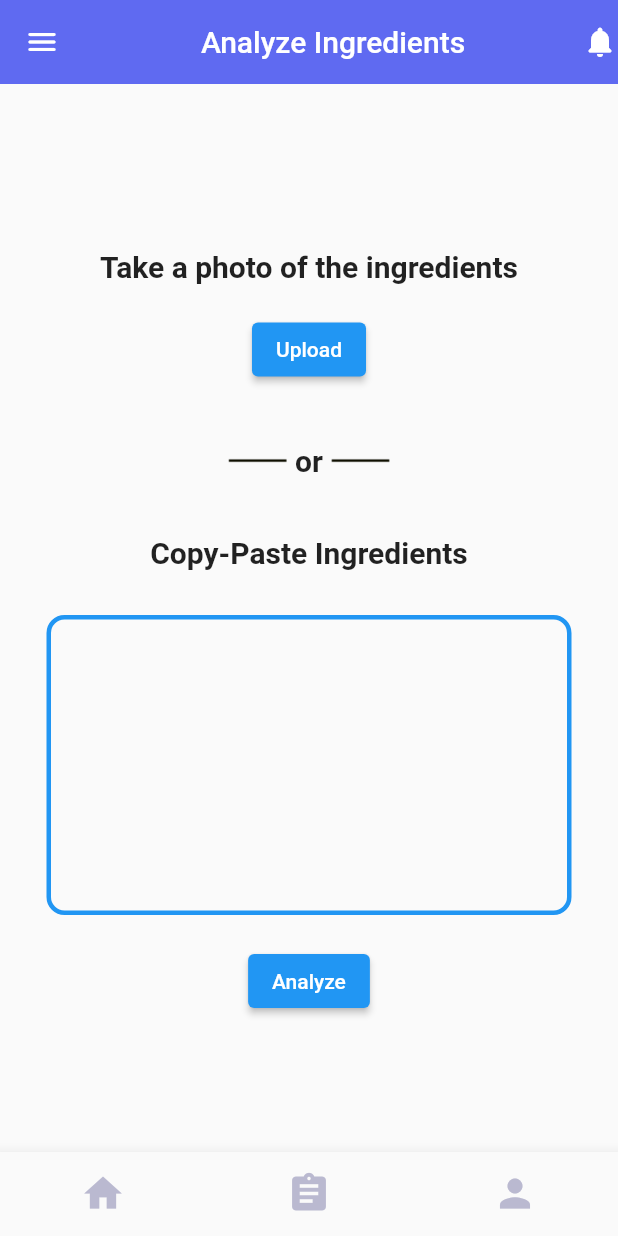
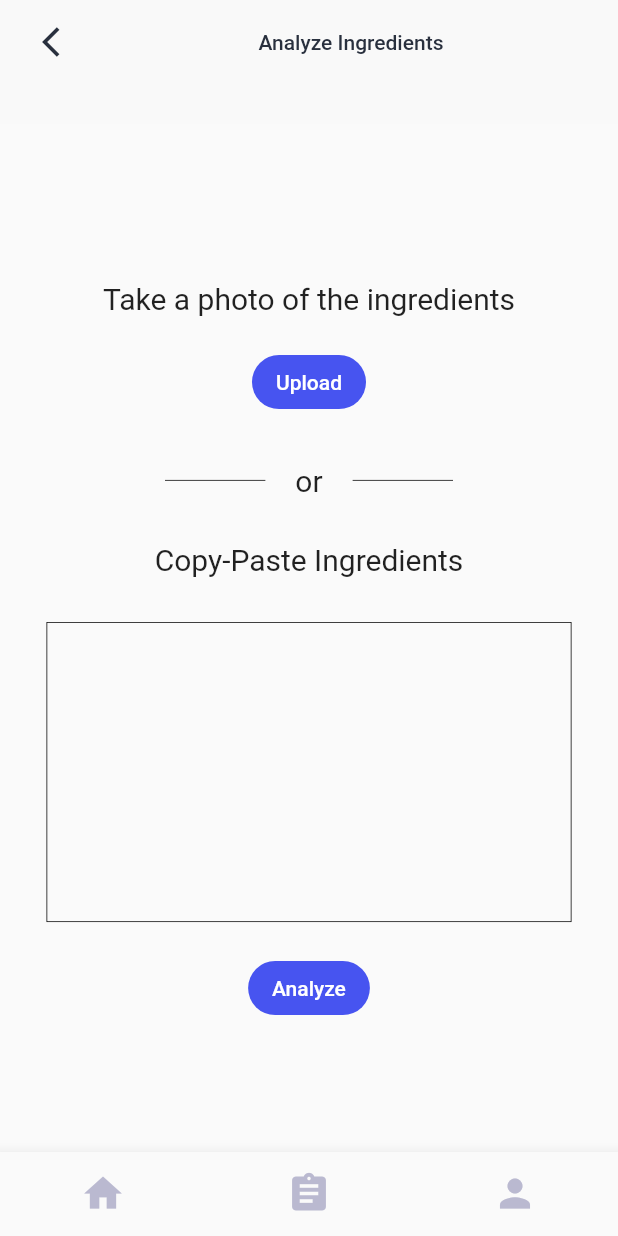
Before and after one commit to DBCare/anicare_frontend, a Flutter app: the IngredientAnalysis screen opened by its route, on a phone screen of 412 x 824 dp. Run offline on Flutter 3.47's test engine with Material 2 defaults, Android fonts, the phone set to English and light mode, and no system bars; our stand-ins replace camera, firebase_auth, firebase_core, firebase_database, google_sign_in, image_cropper; missing offline and left inert: analyzer_plugin, favorite_button, flutter_barcode_scanner, google_ml_kit; accounts and stored records are empty.

Commit message:
Some style changes in Scan page.

```diff
--- a/lib/pages/ingredien_analysis.dart
+++ b/lib/pages/ingredien_analysis.dart
@@ -3,6 +3,7 @@ import 'package:flutter/cupertino.dart';
 import 'package:flutter/material.dart';
 import 'package:flutter/widgets.dart';
 import 'package:untitled/customWidgets/custom_bottom_navigation_bar.dart';
+import 'package:untitled/customWidgets/custom_up_information_bar.dart';
 import 'package:untitled/pages/recognize_text.dart';
 import 'package:untitled/pages/scan_result.dart';
 
@@ -18,13 +19,8 @@ class _IngredientAnalysisState extends State<IngredientAnalysis> {
   @override
   Widget build(BuildContext context) {
     return Scaffold(
-      appBar: AppBar(
-        title: const Align(alignment:Alignment.center,child: Text("Analyze Ingredients")),
-        backgroundColor: const Color(0xdd4754F0),
-        elevation: 0,
-        leading: const Icon(Icons.menu_rounded, size: 24),
-        actions: const [Icon(Icons.notifications_rounded)],
-      ),
+      appBar: CustomUpInformationBar(
+          pageContext: context, title: "Analyze Ingredients"),
       body: Center(
         child: SingleChildScrollView(
             physics: const AlwaysScrollableScrollPhysics(),
@@ -32,72 +28,123 @@ class _IngredientAnalysisState extends State<IngredientAnalysis> {
               mainAxisAlignment: MainAxisAlignment.spaceEvenly,
               crossAxisAlignment: CrossAxisAlignment.center,
               children: [
-              const SizedBox(height: 20,),
-              const Text("Take a photo of the ingredients",
+                const SizedBox(
+                  height: 20,
+                ),
+                const Text(
+                  "Take a photo of the ingredients",
                   style: TextStyle(
-                  fontWeight: FontWeight.bold,
                     fontSize: 20,
                   ),
                 ),
-              const SizedBox(height: 20,),
-              ElevatedButton(onPressed: (){
+                const SizedBox(
+                  height: 20,
+                ),
+                ElevatedButton(
+                    onPressed: () {
                       Navigator.of(context).push(MaterialPageRoute(
                           builder: (BuildContext context) =>
                               const RecognizeTextScreen()));
-              }, child: const Text("Upload")),
-              const SizedBox(height: 30,),
-              Row(
-                mainAxisAlignment: MainAxisAlignment.center,
-                children:[
-                  Image.asset('assets/line.png',width: 40,height: 40,),
-                  const Text(" or ",
+                    },
+                    child: const Text(
+                      "Upload",
+                      textAlign: TextAlign.center,
+                      style: TextStyle(fontSize: 14.0, color: Colors.white),
+                    ),
+                    style: ButtonStyle(
+                        shadowColor: MaterialStateProperty.all<Color>(
+                            Colors.black.withOpacity(0)),
+                        backgroundColor: MaterialStateProperty.all<Color>(
+                            const Color(0xFF4754F0)),
+                        shape:
+                            MaterialStateProperty.all<RoundedRectangleBorder>(
+                                RoundedRectangleBorder(
+                          borderRadius: BorderRadius.circular(21.0),
+                        )))),
+                const SizedBox(
+                  height: 30,
+                ),
+                Row(children: <Widget>[
+                  Expanded(
+                    child: Container(
+                        margin: const EdgeInsets.only(left: 10.0, right: 20.0),
+                        child: const Divider(
+                          indent: 100,
+                          color: Colors.black,
+                          thickness: 0.5,
+                          height: 20,
+                        )),
+                  ),
+                  const Text(
+                    "or",
                     style: TextStyle(
-                      fontWeight: FontWeight.bold,
                       fontSize: 20,
                     ),
                   ),
-                  Image.asset('assets/line.png',width: 40,height: 40,),
-              ]
+                  Expanded(
+                    child: Container(
+                        margin: const EdgeInsets.only(left: 20.0, right: 10.0),
+                        child: const Divider(
+                          endIndent: 100,
+                          thickness: 0.5,
+                          color: Colors.black,
+                          height: 20,
+                        )),
                   ),
-              const SizedBox(height: 30,),
-              const Text("Copy-Paste Ingredients",
+                ]),
+                const SizedBox(
+                  height: 30,
+                ),
+                const Text(
+                  "Copy-Paste Ingredients",
                   style: TextStyle(
-                  fontWeight: FontWeight.bold,
                     fontSize: 20,
                   ),
                 ),
-              const SizedBox(height: 30,),
+                const SizedBox(
+                  height: 30,
+                ),
                 Container(
-                width:350,
-                height:200,
+                  width: 350,
+                  height: 200,
                   decoration: BoxDecoration(
-                  border: Border.all(color: Colors.blue, width: 3),
-                  borderRadius: BorderRadius.circular(12),
+                    border: Border.all(color: Colors.black, width: 0.5),
                   ),
                   child: TextField(
-                  controller:ingredientsController,
+                    maxLines: null,
+                    keyboardType: TextInputType.multiline,
+                    controller: ingredientsController,
                     decoration: const InputDecoration(
                       border: InputBorder.none,
-
                     ),
                   ),
                 ),
                 const SizedBox(height: 20),
                 ElevatedButton(
-                onPressed: (){
+                    style: ButtonStyle(
+                        shadowColor: MaterialStateProperty.all<Color>(
+                            Colors.black.withOpacity(0)),
+                        backgroundColor: MaterialStateProperty.all<Color>(
+                            const Color(0xFF4754F0)),
+                        shape:
+                            MaterialStateProperty.all<RoundedRectangleBorder>(
+                                RoundedRectangleBorder(
+                          borderRadius: BorderRadius.circular(21.0),
+                        ))),
+                    onPressed: () {
                       Navigator.pushReplacement(
                         context,
                         MaterialPageRoute(
                           builder: (BuildContext context) {
-                        return scanResult(ingredientL: ingredientsController.text);
+                            return scanResult(
+                                ingredientL: ingredientsController.text);
                           },
                         ),
                       );
                     },
                     child: const Text("Analyze")),
               ],
-          )
-        ),
+            )),
       ),
       bottomNavigationBar: const CustomBottomNavigationBar(),
     );
```
Lines whose indentation alone changed are shown as unchanged.
